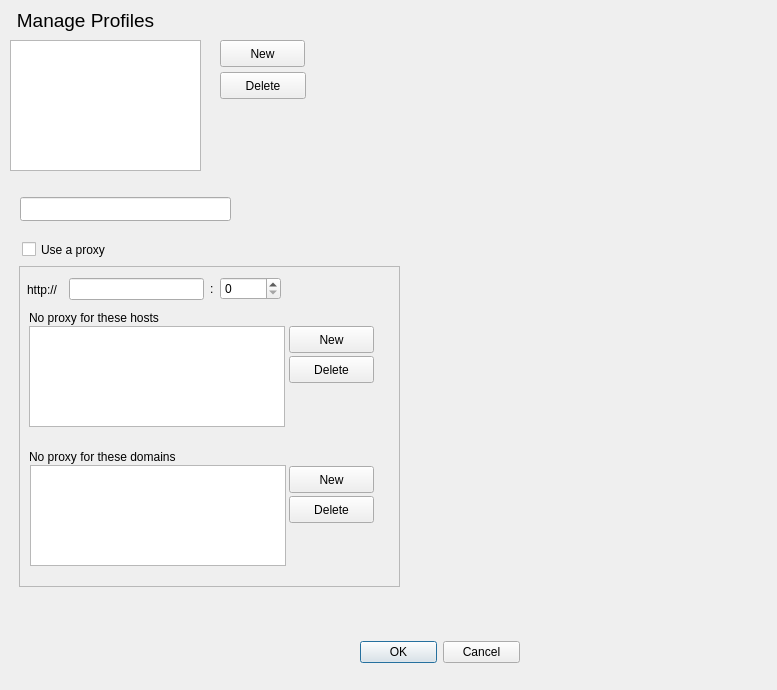
Before: the Qt Designer form client/profilemanager.ui in surlykke/proxymanager, drawn with Qt 5.
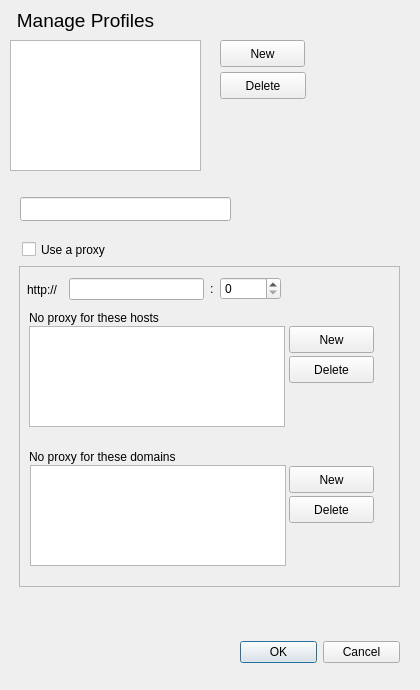
After: the same form once the commit is applied.

Commit message: Small layoutchange in ProfileManager

The edit to the form file:
```diff
--- a/client/profilemanager.ui
+++ b/client/profilemanager.ui
@@ -6,7 +6,7 @@
    <rect>
     <x>0</x>
     <y>0</y>
-    <width>777</width>
+    <width>420</width>
     <height>690</height>
    </rect>
   </property>
@@ -242,7 +242,7 @@
   <widget class="QDialogButtonBox" name="profileManagerButtonBox">
    <property name="geometry">
     <rect>
-     <x>360</x>
+     <x>240</x>
      <y>640</y>
      <width>160</width>
      <height>25</height>
```
